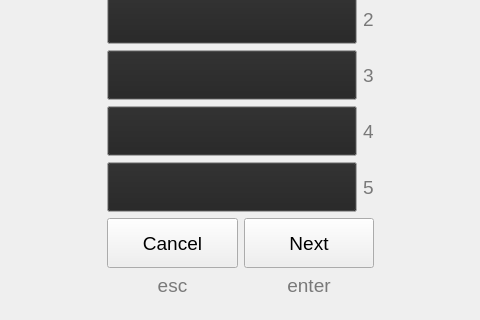
Dartmoor777/English-learner, file forms/learn.ui: the form before one commit; both pictures show x 151 to 631 and y 265 to 585 of the 783 by 585 pixel window.
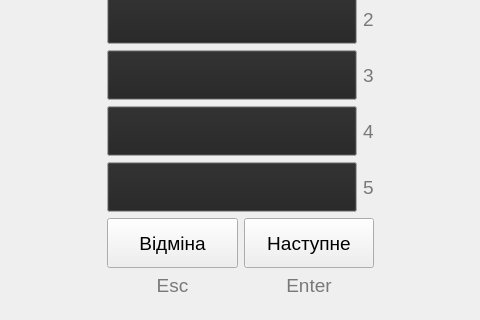
The form after the commit.

Diff of the .ui file:
```diff
--- a/forms/learn.ui
+++ b/forms/learn.ui
@@ -1036,7 +1036,7 @@
           </size>
          </property>
          <property name="text">
-          <string>Cancel</string>
+          <string>Відміна</string>
          </property>
          <property name="shortcut">
           <string>Esc</string>
@@ -1052,7 +1052,7 @@
           </size>
          </property>
          <property name="text">
-          <string>Next</string>
+          <string>Наступне</string>
          </property>
          <property name="shortcut">
           <string>Return</string>
@@ -1157,7 +1157,7 @@
           </palette>
          </property>
          <property name="text">
-          <string>esc</string>
+          <string>Esc</string>
          </property>
          <property name="alignment">
           <set>Qt::AlignCenter</set>
@@ -1258,7 +1258,7 @@
           </palette>
          </property>
          <property name="text">
-          <string>enter</string>
+          <string>Enter</string>
          </property>
          <property name="alignment">
           <set>Qt::AlignCenter</set>
```
